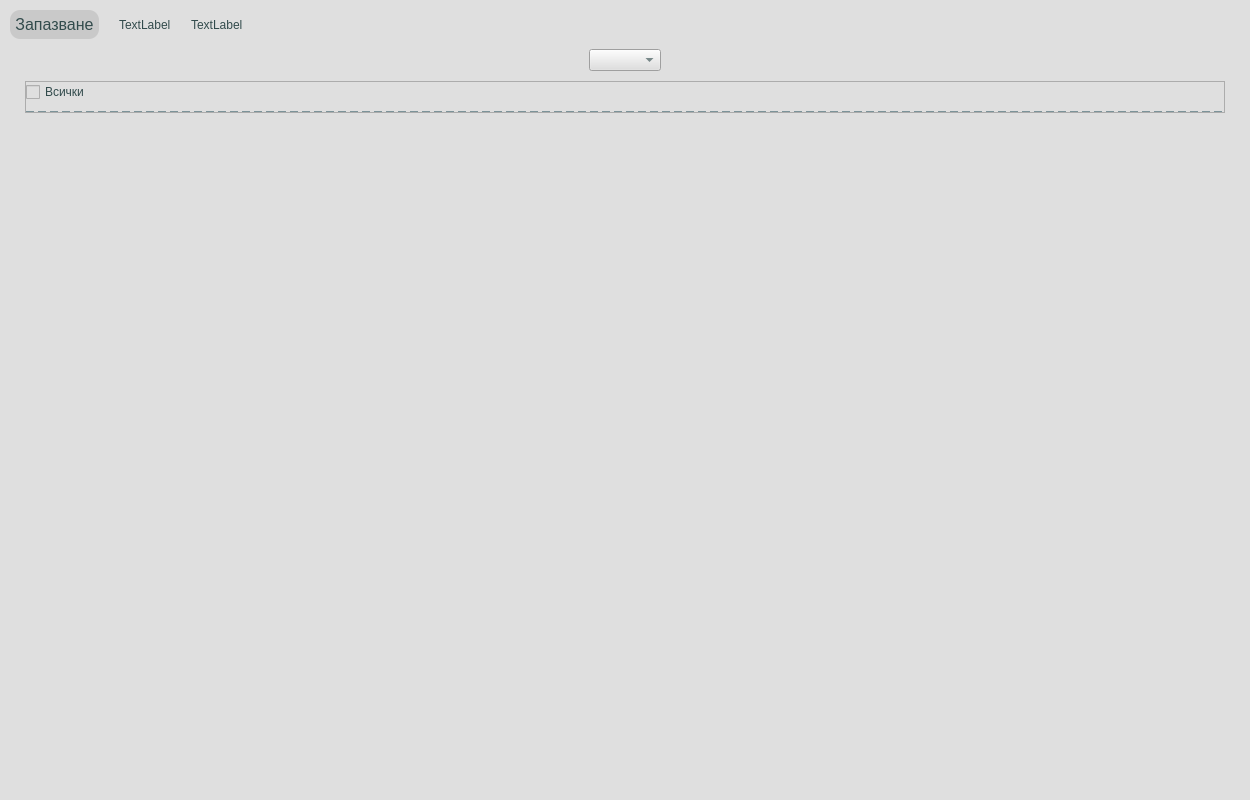
Qt form app/ui/widgets/defaultOperToModelTypeCustomWidget.ui (DevilPhp/WorkSalary.v01) before a commit.
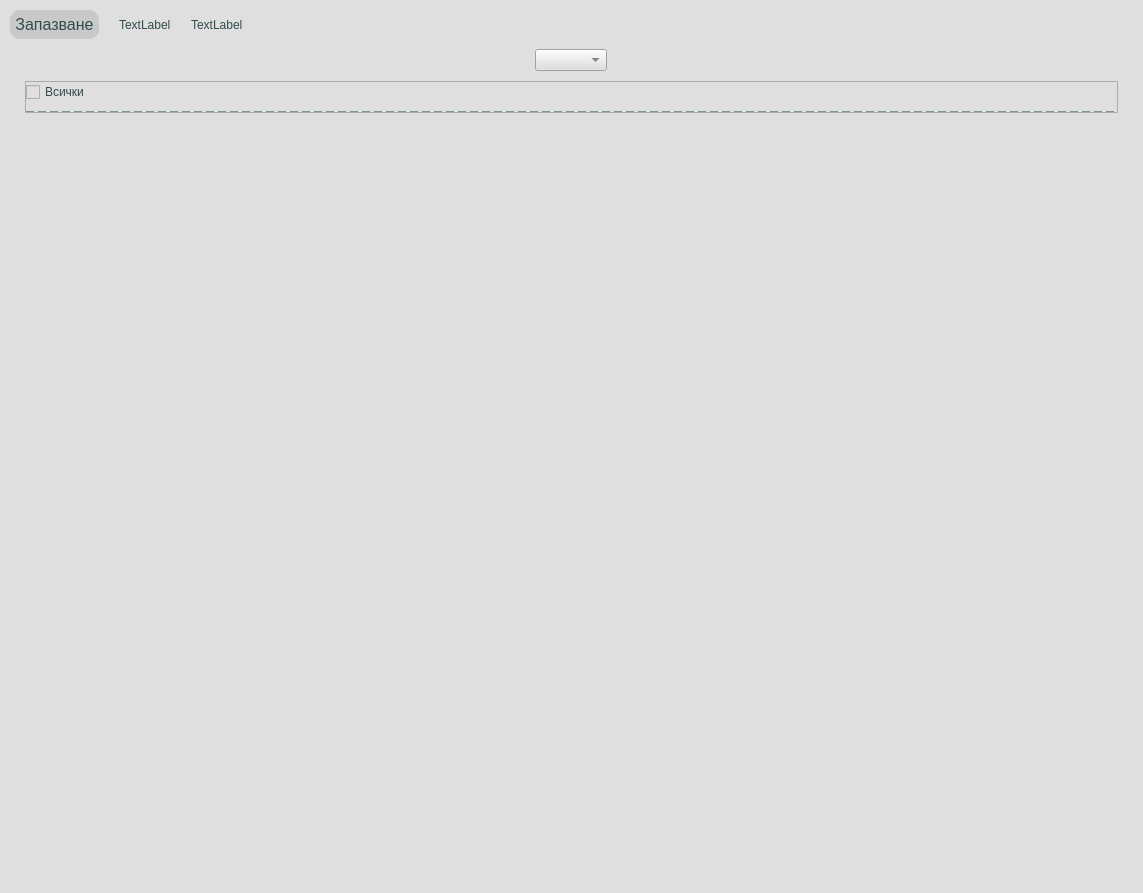
The same form after that commit.

Patch:
```diff
--- a/app/ui/widgets/defaultOperToModelTypeCustomWidget.ui
+++ b/app/ui/widgets/defaultOperToModelTypeCustomWidget.ui
@@ -6,14 +6,14 @@
    <rect>
     <x>0</x>
     <y>0</y>
-    <width>1250</width>
-    <height>800</height>
+    <width>1143</width>
+    <height>893</height>
    </rect>
   </property>
   <property name="minimumSize">
    <size>
-    <width>1250</width>
-    <height>800</height>
+    <width>800</width>
+    <height>700</height>
    </size>
   </property>
   <property name="windowTitle">
@@ -205,7 +205,14 @@
           <number>0</number>
          </property>
          <item alignment="Qt::AlignHCenter">
-          <widget class="QComboBox" name="defaultModelTypeComboBox"/>
+          <widget class="QComboBox" name="defaultModelTypeComboBox">
+           <property name="focusPolicy">
+            <enum>Qt::NoFocus</enum>
+           </property>
+           <property name="styleSheet">
+            <string notr="true"/>
+           </property>
+          </widget>
          </item>
          <item>
           <widget class="QFrame" name="optionsHolder">
```
Left out of the diff: 15 changed lines with no effect on the pictures.
